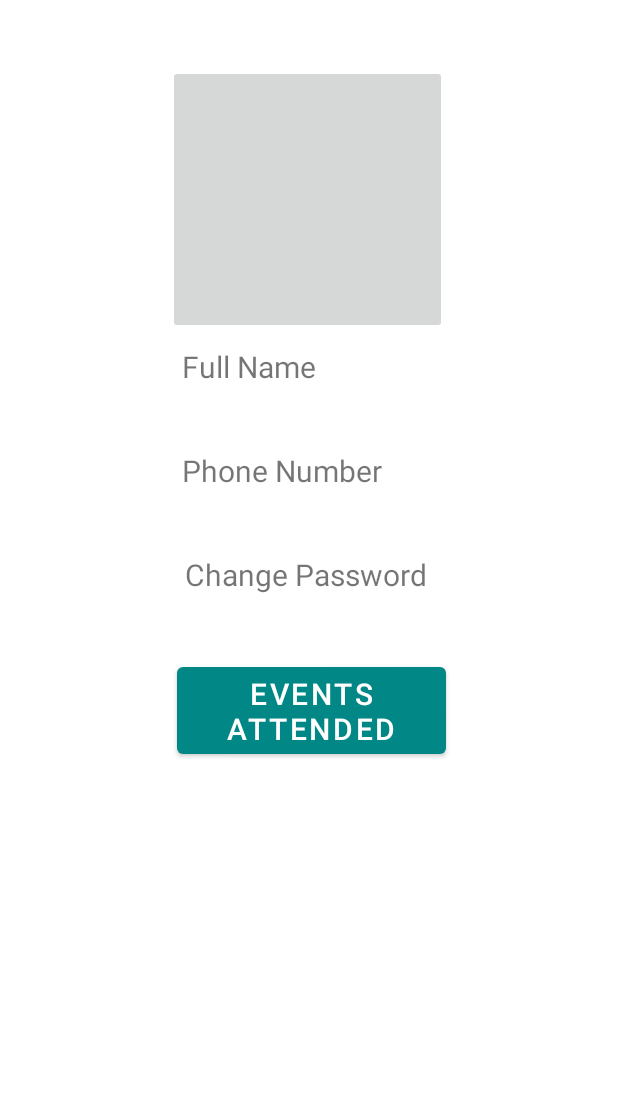
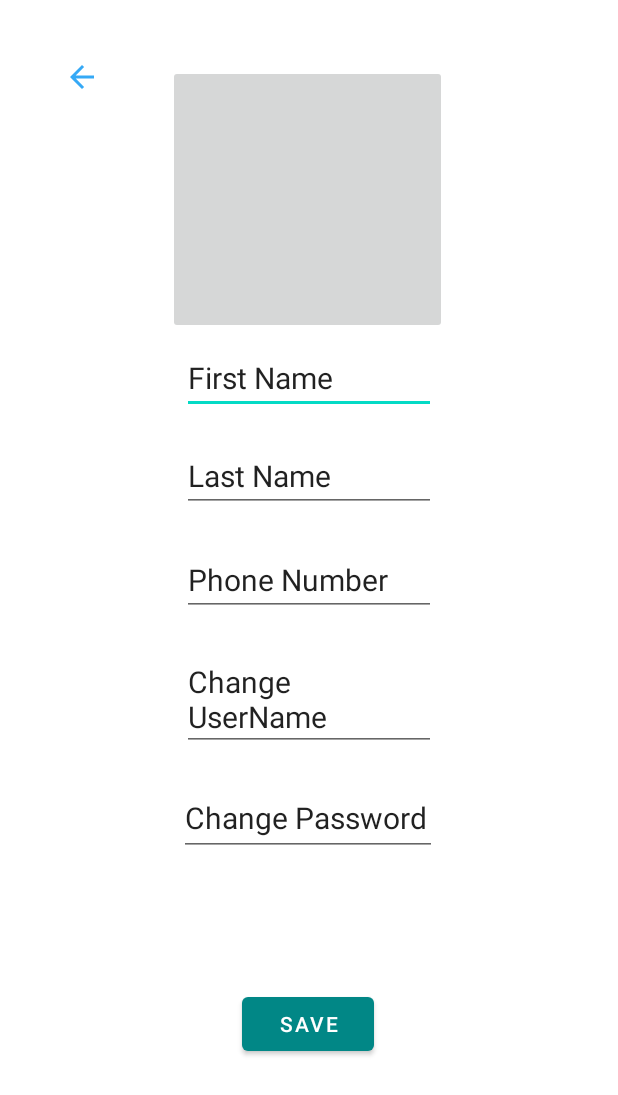
Before and after one commit to ciblorenzo12/EVO, an Android app: the User_Profile_picture screen opened directly, with no data from a screen before it, on a phone screen of 412 x 824 dp. Shown: the top 1095 px of the screen. Run offline under Robolectric (Android 15) with nearby library versions, the phone set to English and light mode, and no system bars; 2 statements that could not run were skipped.

Commit message:
Created profile page and profile settings layout

```diff
--- a/app/src/main/java/com/evopackage/evo/User_Profile_picture.java
+++ b/app/src/main/java/com/evopackage/evo/User_Profile_picture.java
@@ -2,13 +2,40 @@ package com.evopackage.evo;
 
 import androidx.appcompat.app.AppCompatActivity;
 
+import android.content.Intent;
 import android.os.Bundle;
+import android.view.View;
+import android.widget.Button;
+import android.widget.TextView;
 
-public class User_Profile_picture extends AppCompatActivity {
+public class User_Profile_picture extends AppCompatActivity implements View.OnClickListener {
+private TextView _userID;
+private Button button;
 
     @Override
     protected void onCreate(Bundle savedInstanceState) {
         super.onCreate(savedInstanceState);
-        setContentView(R.layout.activity_user_profile_picture);
+        setContentView(R.layout.activity_user_profile_setting);
+
+        User_information info;
+        button.findViewById(R.id.textview1000);
+        button.setOnClickListener(this);
+
+
+    }
+
+    @Override
+    public void onClick(View view) {
+        if(view.getId() == R.id.register_back3){
+            startActivity(new Intent(this, MainWindows_Create_Join_Event.class));
+        }
+        //save changes
+        else if(view.getId() == R.id.button6){
+
+        }
+        //change profile pic
+        else if(view.getId() == R.id.imageButton){
+
+        }
     }
 }
--- a/app/src/main/res/layout/activity_main_windows_create_join_event.xml
+++ b/app/src/main/res/layout/activity_main_windows_create_join_event.xml
@@ -39,6 +39,19 @@
                 app:layout_constraintTop_toTopOf="parent"
                 tools:ignore="TextContrastCheck,TextContrastCheck" />
 
+            <ImageButton
+                android:id="@+id/imageButton2"
+                android:layout_width="87dp"
+                android:layout_height="79dp"
+                android:layout_alignParentStart="true"
+                android:layout_alignParentTop="true"
+                android:layout_alignParentBottom="true"
+                android:layout_marginStart="292dp"
+                android:layout_marginTop="10dp"
+                android:layout_marginEnd="13dp"
+                android:layout_marginBottom="16dp"
+                app:srcCompat="@mipmap/ic_user_foreground" />
+
         </RelativeLayout>
 
 
--- /dev/null
+++ b/app/src/main/res/layout/activity_user_profile_setting.xml
@@ -0,0 +1,109 @@
+<?xml version="1.0" encoding="utf-8"?>
+<androidx.constraintlayout.widget.ConstraintLayout xmlns:android="http://schemas.android.com/apk/res/android"
+    xmlns:app="http://schemas.android.com/apk/res-auto"
+    xmlns:tools="http://schemas.android.com/tools"
+    android:layout_width="match_parent"
+    android:layout_height="match_parent"
+    tools:context=".User_Profile_picture">
+
+    <ImageButton
+        android:id="@+id/register_back3"
+        android:layout_width="77dp"
+        android:layout_height="66dp"
+        android:background="#00FFFFFF"
+        android:clickable="true"
+        android:contentDescription="@string/back"
+        app:layout_constraintBottom_toBottomOf="parent"
+        app:layout_constraintEnd_toEndOf="parent"
+        app:layout_constraintHorizontal_bias="0.047"
+        app:layout_constraintStart_toStartOf="parent"
+        app:layout_constraintTop_toTopOf="parent"
+        app:layout_constraintVertical_bias="0.024"
+        app:srcCompat="?attr/actionModeCloseDrawable"
+        tools:ignore="ImageContrastCheck"
+        app:tint="#35A9F6" />
+
+    <ImageButton
+        android:id="@+id/imageButton"
+        android:layout_width="186dp"
+        android:layout_height="179dp"
+        android:contentDescription="@string/previous"
+        app:layout_constraintBottom_toBottomOf="parent"
+        app:layout_constraintEnd_toEndOf="parent"
+        app:layout_constraintHorizontal_bias="0.497"
+        app:layout_constraintStart_toStartOf="parent"
+        app:layout_constraintTop_toTopOf="parent"
+        app:layout_constraintVertical_bias="0.067"
+        tools:ignore="ImageContrastCheck"
+        tools:srcCompat="@tools:sample/avatars" />
+
+    <EditText
+        android:id="@+id/textview1000"
+        android:layout_width="169dp"
+        android:layout_height="45dp"
+        android:layout_marginTop="8dp"
+        android:text="First Name"
+        android:textSize="20sp"
+        app:layout_constraintEnd_toEndOf="parent"
+        app:layout_constraintStart_toStartOf="parent"
+        app:layout_constraintTop_toBottomOf="@+id/imageButton" />
+
+
+    <EditText
+        android:id="@+id/button3"
+        android:layout_width="169dp"
+        android:layout_height="45dp"
+        android:layout_marginTop="24dp"
+        android:text="Phone Number"
+        android:textSize="20sp"
+        app:layout_constraintEnd_toEndOf="parent"
+        app:layout_constraintStart_toStartOf="parent"
+        app:layout_constraintTop_toBottomOf="@+id/textView4" />
+
+    <EditText
+        android:id="@+id/button5"
+        android:layout_width="172dp"
+        android:layout_height="50dp"
+        android:layout_marginTop="20dp"
+        android:text="Change Password"
+        android:textSize="20sp"
+        app:layout_constraintEnd_toEndOf="parent"
+        app:layout_constraintHorizontal_bias="0.497"
+        app:layout_constraintStart_toStartOf="parent"
+        app:layout_constraintTop_toBottomOf="@+id/textView5" />
+
+    <EditText
+        android:id="@+id/textView4"
+        android:layout_width="169dp"
+        android:layout_height="45dp"
+        android:layout_marginTop="20dp"
+        android:text="Last Name"
+        android:textSize="20sp"
+        app:layout_constraintEnd_toEndOf="parent"
+        app:layout_constraintStart_toStartOf="parent"
+        app:layout_constraintTop_toBottomOf="@+id/textview1000" />
+
+    <Button
+        android:id="@+id/button6"
+        android:layout_width="wrap_content"
+        android:layout_height="wrap_content"
+        android:layout_marginTop="88dp"
+        android:text="Save"
+        app:layout_constraintEnd_toEndOf="parent"
+        app:layout_constraintHorizontal_bias="0.498"
+        app:layout_constraintStart_toStartOf="parent"
+        app:layout_constraintTop_toBottomOf="@+id/button5" />
+
+    <EditText
+        android:id="@+id/textView5"
+        android:layout_width="169dp"
+        android:layout_height="70dp"
+        android:layout_marginTop="20dp"
+        android:text="Change UserName"
+        android:textSize="20sp"
+        app:layout_constraintEnd_toEndOf="parent"
+        app:layout_constraintStart_toStartOf="parent"
+        app:layout_constraintTop_toBottomOf="@+id/button3" />
+
+
+</androidx.constraintlayout.widget.ConstraintLayout>
```
